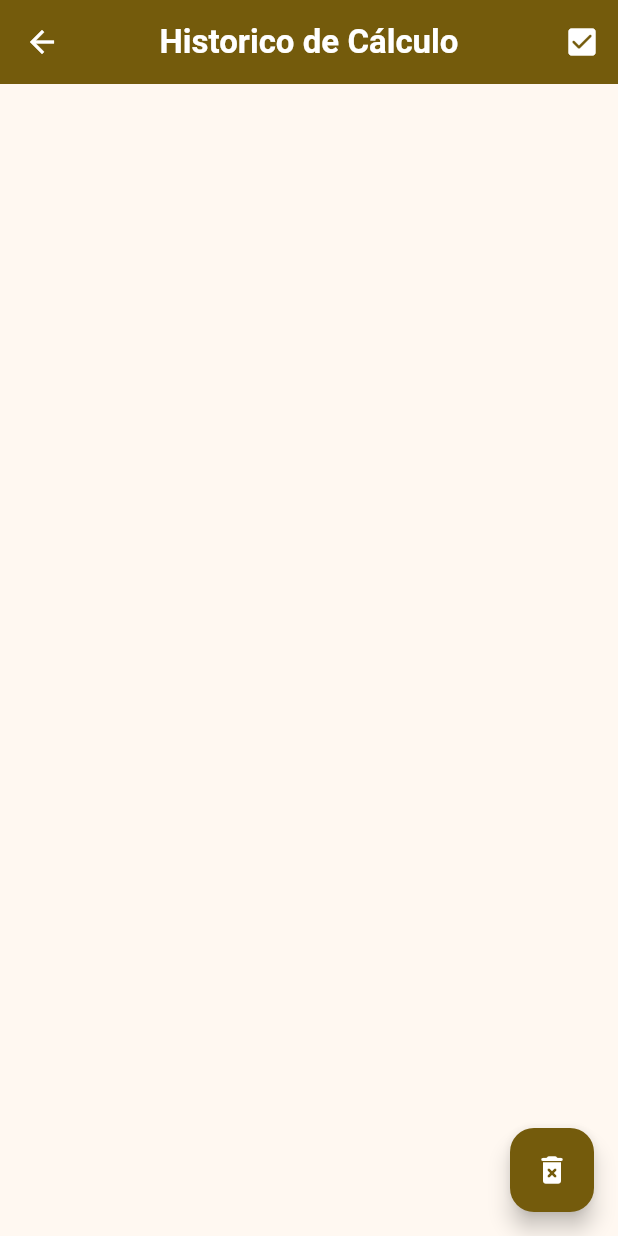
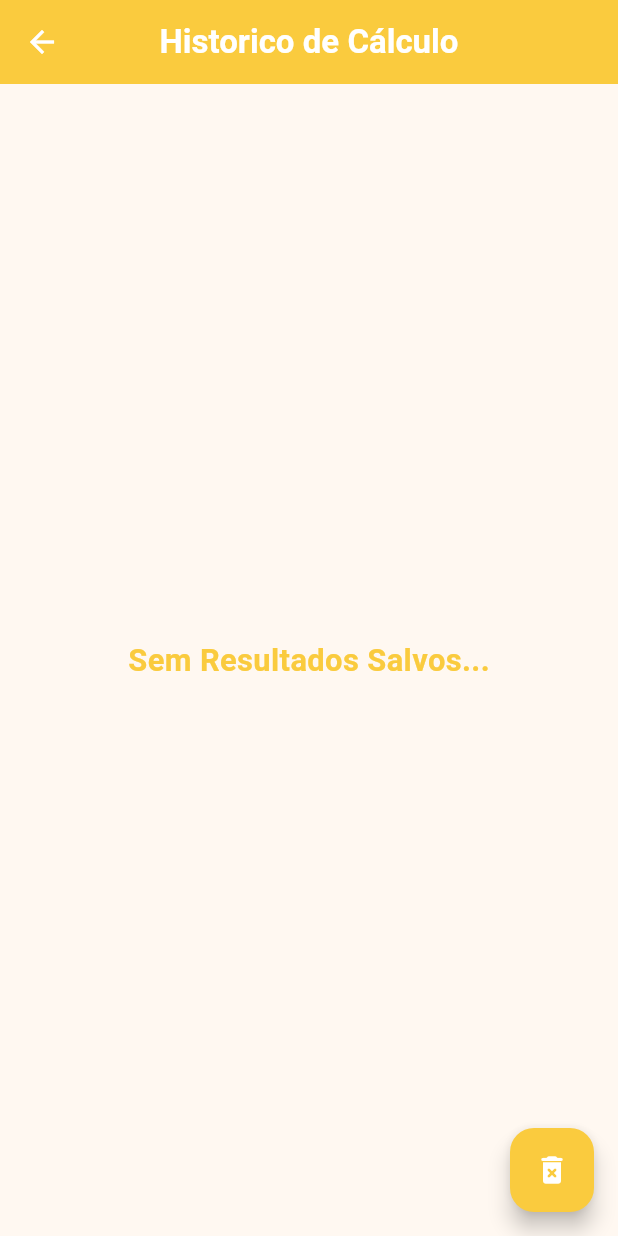
Before and after one commit to JoseGoncalvess/imc_app_cal, a Flutter app: the screen it shows after launch, after a tap on the "list alt" icon, on a phone screen of 412 x 824 dp. Run offline on Flutter 3.47's test engine with Material 3 defaults, Android fonts, the phone set to English and light mode, and no system bars; our stand-ins replace hive, hive_flutter; accounts and stored records are empty; statements that could not run were skipped.

```diff
--- a/lib/components/age_imput_widget.dart
+++ b/lib/components/age_imput_widget.dart
@@ -19,7 +19,7 @@ class _AgeImputWidgetState extends State<AgeImputWidget> {
       width: MediaQuery.sizeOf(context).width * 0.4,
       decoration:  BoxDecoration(
           color: widget.secundarycolor,
-          borderRadius: BorderRadius.all(Radius.circular(20))),
+          borderRadius: const BorderRadius.all(const Radius.circular(20))),
       child: TextField(
         inputFormatters: [LengthLimitingTextInputFormatter(3),
         ],
--- a/lib/components/custom_historic_list.dart
+++ b/lib/components/custom_historic_list.dart
@@ -23,9 +23,11 @@ class CustomHistoricList extends StatefulWidget {
 class _CustomHistoricListState extends State<CustomHistoricList> {
   @override
   Widget build(BuildContext context) {
-    return ListView.builder(
+    return widget.list.isEmpty?Center(
+        child: Text("Sem Resultados Salvos...", style: TextStyle(color: Theme.of(context).primaryColor, fontWeight: FontWeight.bold, fontSize: MediaQuery.of(context).size.width* 0.05),),
+      ): ListView.builder(
       itemCount: widget.list.length,
-      itemBuilder: (context, index) => Padding(
+      itemBuilder: (context, index) =>  Padding(
         padding: const EdgeInsets.all(10),
         child: Container(
           height: MediaQuery.sizeOf(context).height * 0.15,
--- a/lib/components/state_imc_model_widget.dart
+++ b/lib/components/state_imc_model_widget.dart
@@ -15,7 +15,7 @@ class StateImcModelWidget extends StatelessWidget {
   @override
   Widget build(BuildContext context) {
     return AnimatedOpacity(
-      duration: Duration(seconds: 1),
+      duration: const Duration(seconds: 1),
       curve: Curves.decelerate,
       opacity: isselect?1:0.2,
       child: Row(
--- a/lib/myApp.dart
+++ b/lib/myApp.dart
@@ -10,7 +10,7 @@ class MyApp extends StatelessWidget {
       title: "App IMC",
       debugShowCheckedModeBanner: false,
       theme: ThemeData(
-          colorScheme: ColorScheme.fromSeed(seedColor: const Color(0xFFE3B838)),
+          colorScheme: ColorScheme.fromSeed(seedColor: const Color(0xFFFACB3E), primary: const Color(0xFFFACB3E)),
           useMaterial3: true),
       home: const Splash(),
     );
--- a/lib/pages/historic calc/historic_calc_view.dart
+++ b/lib/pages/historic calc/historic_calc_view.dart
@@ -12,7 +12,8 @@ class HistoricCalcView extends HistoricCalcViewModel {
         backgroundColor: Theme.of(context).primaryColor,
         iconTheme: const IconThemeData(color: Colors.white),
         actions: [
-          IconButton(
+          isempyt?
+          const SizedBox():IconButton(
               onPressed: () => setState(() {
                     visibility = !visibility;
                   }),
@@ -42,7 +43,7 @@ class HistoricCalcView extends HistoricCalcViewModel {
           color: Colors.white,
         ),
         onPressed: () {
-          showDialog(
+         isempyt?(){}: showDialog(
             context: context,
             builder: (context) => HistoricAlertDialog(ontap:() => deletmuchhistoric(historictemp) ),
           );
--- a/lib/pages/historic calc/historic_calc_view_model.dart
+++ b/lib/pages/historic calc/historic_calc_view_model.dart
@@ -8,6 +8,15 @@ abstract class HistoricCalcViewModel extends State<HistoricCalc> {
   List<HistoricModel> historictemp = [];
 
   bool visibility = false;
+  bool isempyt = true;
+
+@override
+  void initState() {
+    super.initState();
+    loadhistoric().then((value) =>  isempyt = historic.isEmpty);
+
+  }
+
 
   Future loadhistoric() async {
     HiveRepository repositorie = await HiveRepository.loadrepository();
@@ -29,9 +38,5 @@ abstract class HistoricCalcViewModel extends State<HistoricCalc> {
     loadhistoric();
   }
 
-  @override
-  void initState() {
-    super.initState();
-    loadhistoric();
-  }
+
 }
--- a/lib/pages/home/home_view.dart
+++ b/lib/pages/home/home_view.dart
@@ -171,7 +171,7 @@ class HomeView extends HomeViewModel {
               ),
               CustomButoom(
                   textColor: Colors.white,
-                  actiontext: iscalculated ? "Salvar Calculo" : "Cálcular IMC",
+                  actiontext: iscalculated ? "Salvar Resultado" : "Cálcular IMC",
                   ontap: () {
                     if (iscalculated) {
                       showModalBottomSheet(
--- a/pubspec.yaml
+++ b/pubspec.yaml
@@ -64,8 +64,8 @@ flutter:
   uses-material-design: true
 
   # To add assets to your application, add an assets section, like this:
-  # assets:
-  #   - images/a_dot_burr.jpeg
+  assets:
+     - assets/logo.png
   #   - images/a_dot_ham.jpeg
 
   # An image asset can refer to one or more resolution-specific "variants", see
```
